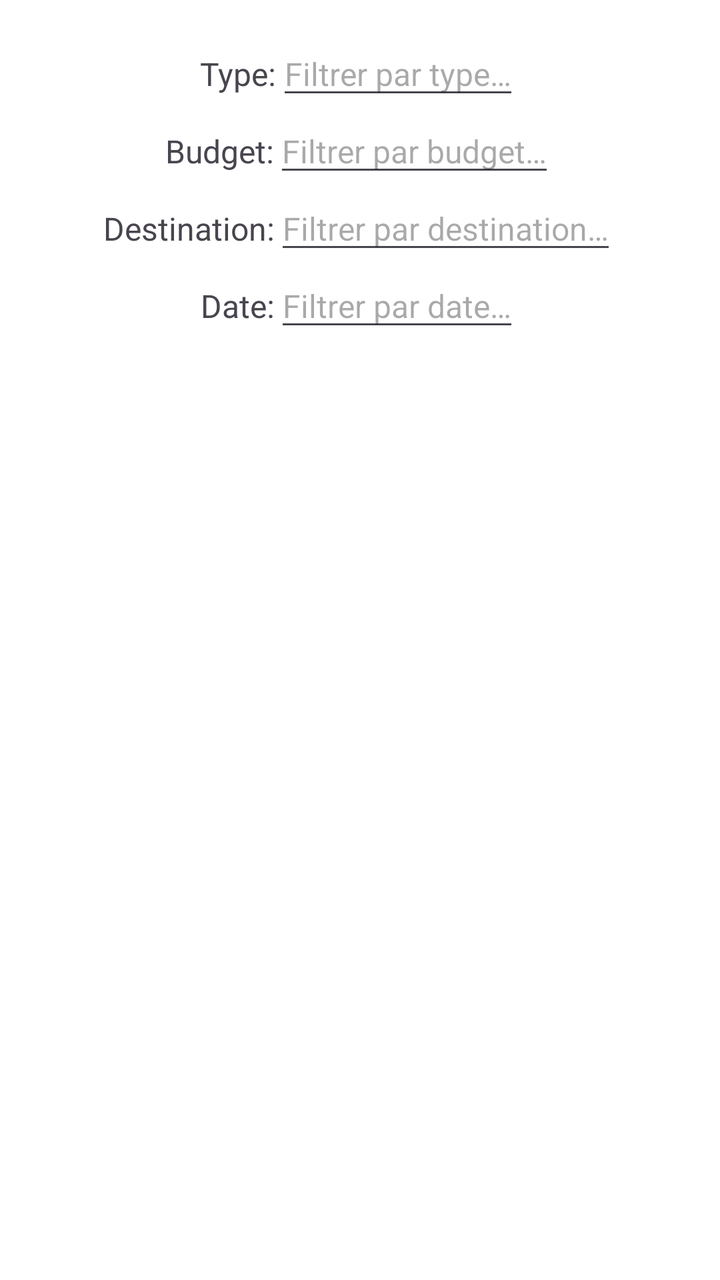
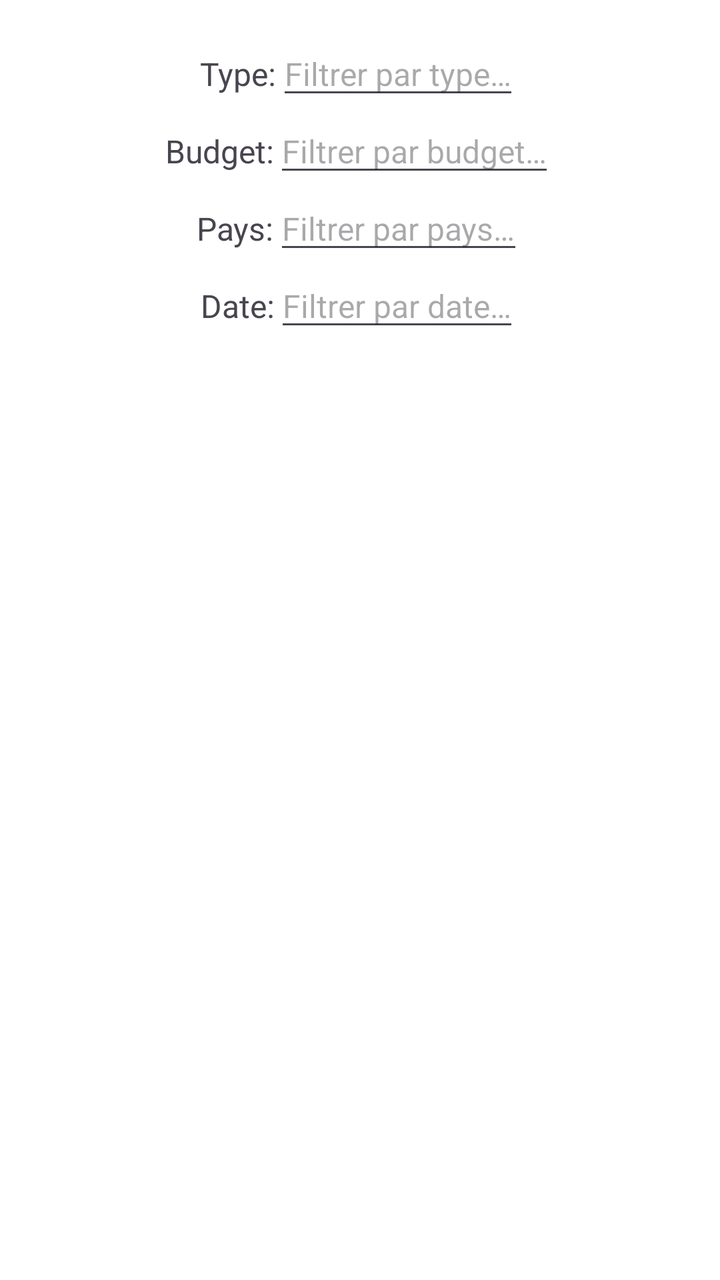

The first picture is an Android layout as it rendered before a commit; the second is the same layout after the commit. The layout source and the unified diff follow.
<!-- AndroidManifest.xml: application theme Theme.AgenceTouristique7 -->
<!-- res/layout/popup_filtre.xml -->
<?xml version="1.0" encoding="utf-8"?>
<LinearLayout xmlns:android="http://schemas.android.com/apk/res/android"
    xmlns:tools="http://schemas.android.com/tools"
    android:layout_width="wrap_content"
    android:layout_height="wrap_content"
    android:orientation="vertical"
    android:gravity="center_horizontal"
    android:padding="16dp"
    android:background="@color/white">
    

    <LinearLayout
        android:layout_width="match_parent"
        android:layout_height="wrap_content"
        android:orientation="horizontal"
        android:gravity="center_horizontal">
        
        <TextView
            android:id="@+id/popupTypeTextView"
            android:layout_width="wrap_content"
            android:layout_height="wrap_content"
            android:textSize="16sp"
            android:text="@string/popup_type"/>

        <EditText
            android:id="@+id/popupTypeEditText"
            android:layout_width="wrap_content"
            android:layout_height="wrap_content"
            android:hint="@string/type_filter"
            android:inputType="text"
            android:singleLine="true"
            android:textColor="@color/gray"
            android:textSize="16sp" />
    </LinearLayout>

    <LinearLayout
        android:layout_width="match_parent"
        android:layout_height="wrap_content"
        android:gravity="center_horizontal"
        android:orientation="horizontal">

        <TextView
            android:id="@+id/popupBudgetTextView"
            android:layout_width="wrap_content"
            android:layout_height="wrap_content"
            android:text="@string/popup_budget"
            android:textSize="16sp" />

        <EditText
            android:id="@+id/popupBudgetEditText"
            android:layout_width="wrap_content"
            android:layout_height="wrap_content"
            android:hint="@string/budget_filter"
            android:inputType="text"
            android:singleLine="true"
            android:textColor="@color/gray"
            android:textSize="16sp" />
    </LinearLayout>

    <LinearLayout
        android:layout_width="match_parent"
        android:layout_height="wrap_content"
        android:gravity="center_horizontal"
        android:orientation="horizontal">

        <TextView
            android:id="@+id/popupDestinationTextView"
            android:layout_width="wrap_content"
            android:layout_height="wrap_content"
            android:text="@string/popup_destination"
            android:textSize="16sp" />

        <EditText
            android:id="@+id/popupDestinationEditText"
            android:layout_width="wrap_content"
            android:layout_height="wrap_content"
            android:hint="@string/destination_filter"
            android:inputType="text"
            android:singleLine="true"
            android:textColor="@color/gray"
            android:textSize="16sp" />
    </LinearLayout>

    <LinearLayout
        android:layout_width="match_parent"
        android:layout_height="wrap_content"
        android:gravity="center_horizontal"
        android:orientation="horizontal">

        <TextView
            android:id="@+id/popupDateTextView"
            android:layout_width="wrap_content"
            android:layout_height="wrap_content"
            android:text="@string/popup_date"
            android:textSize="16sp" />

        <EditText
            android:id="@+id/popupDateEditText"
            android:layout_width="wrap_content"
            android:layout_height="wrap_content"
            android:hint="@string/date_filter"
            android:inputType="date"
            android:singleLine="true"
            android:textColor="@color/gray"
            android:textSize="16sp" />
    </LinearLayout>

</LinearLayout>
<!-- resources referenced by this layout -->
<resources>
  <color name="gray">#858585</color>
  <color name="white">#FFFFFFFF</color>
  <string name="budget_filter">Filtrer par budget…</string>
  <string name="date_filter">Filtrer par date…</string>
  <string name="destination_filter">Filtrer par destination…</string>
  <string name="popup_budget">Budget:</string>
  <string name="popup_date">Date:</string>
  <string name="popup_destination">Destination:</string>
  <string name="popup_type">Type:</string>
  <string name="type_filter">Filtrer par type…</string>
  <style name="Theme.AgenceTouristique7" parent="Base.Theme.AgenceTouristique7" />
  <style name="Base.Theme.AgenceTouristique7" parent="Theme.Material3.DayNight.NoActionBar">
          
          
      </style>
</resources>

<!-- the commit's change to res/layout/popup_filtre.xml (unified diff, before → after) -->
@@ -64,17 +64,17 @@
         android:orientation="horizontal">
 
         <TextView
-            android:id="@+id/popupDestinationTextView"
+            android:id="@+id/popupPaysTextView"
             android:layout_width="wrap_content"
             android:layout_height="wrap_content"
-            android:text="@string/popup_destination"
+            android:text="@string/popup_pays"
             android:textSize="16sp" />
 
         <EditText
-            android:id="@+id/popupDestinationEditText"
+            android:id="@+id/popupPaysEditText"
             android:layout_width="wrap_content"
             android:layout_height="wrap_content"
-            android:hint="@string/destination_filter"
+            android:hint="@string/pays_filter"
             android:inputType="text"
             android:singleLine="true"
             android:textColor="@color/gray"
<!-- resource entries referenced after the edit -->
@@ -4,10 +4,10 @@
   <color name="white">#FFFFFFFF</color>
   <string name="budget_filter">Filtrer par budget…</string>
   <string name="date_filter">Filtrer par date…</string>
-  <string name="destination_filter">Filtrer par destination…</string>
+  <string name="pays_filter">Filtrer par pays…</string>
   <string name="popup_budget">Budget:</string>
   <string name="popup_date">Date:</string>
-  <string name="popup_destination">Destination:</string>
+  <string name="popup_pays">Pays:</string>
   <string name="popup_type">Type:</string>
   <string name="type_filter">Filtrer par type…</string>
   <style name="Theme.AgenceTouristique7" parent="Base.Theme.AgenceTouristique7" />
